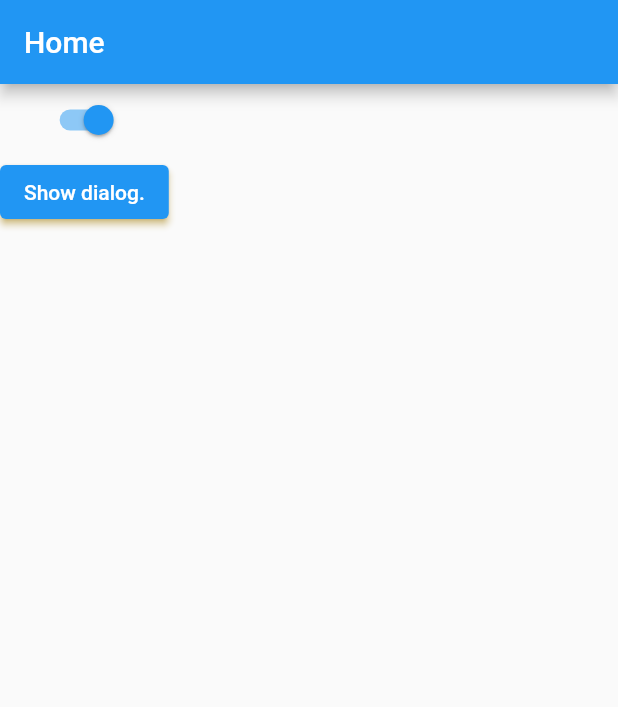
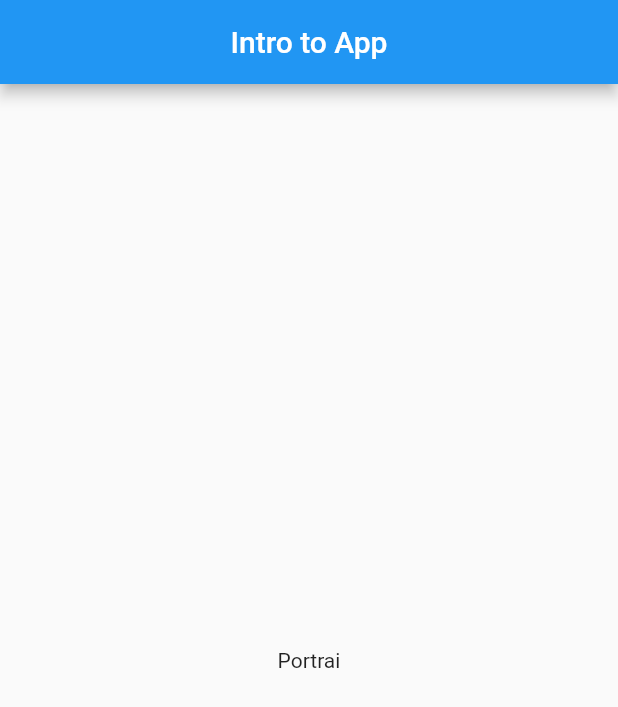
Before and after one commit to ShRudra88/flutter_ostad_live_cls, a Flutter app: the screen it shows after launch, on a phone screen of 412 x 824 dp. Shown: the top 707 px of the screen. Run offline on Flutter 3.47's test engine with Material 2 defaults, Android fonts, the phone set to English and light mode, and no system bars.

Commit message:
mediaquery & responsive design

```diff
--- /dev/null
+++ b/lib/home_screen.dart
@@ -0,0 +1,26 @@
+import 'package:flutter/material.dart';
+
+class HomeScreen extends StatelessWidget {
+  const HomeScreen({Key? key}) : super(key: key);
+
+  @override
+  Widget build(BuildContext context) {
+
+    Size size1 = MediaQuery.of(context).size;
+    //Size size1 = MediaQuery.sizeOf(context);
+    print(size1);
+    print(size1.width);
+    print(size1.height);
+    Orientation orientation = MediaQuery.of(context).orientation;
+
+    return Scaffold(
+      appBar : AppBar(
+        centerTitle: true,
+        title: Text('Intro to App'),
+      ),
+      body: Center(
+        child: Text(orientation == Orientation.portrait ? 'Portrai' : 'Landscape'),
+      ),
+    );
+  }
+}
--- a/lib/main.dart
+++ b/lib/main.dart
@@ -1,6 +1,8 @@
 import 'package:flutter/material.dart';
+import 'package:flutter_ostad_live_cls/home_screen.dart';
 
-void main() {
+void main()
+{
   runApp(MyApp());
 }
 
@@ -12,54 +14,6 @@ class MyApp extends StatelessWidget {
     return MaterialApp(
       debugShowCheckedModeBanner: false,
       home: HomeScreen(),
-      theme: ThemeData(
-        primaryColor: Colors.green,
-        elevatedButtonTheme: ElevatedButtonThemeData(
-          style: ElevatedButton.styleFrom(
-            shadowColor: Colors.amber,
-          )
-        ),
-      ),
     );
   }
 }
-
-class HomeScreen extends StatelessWidget {
-  const HomeScreen({Key? key}) : super(key: key);
-
-  @override
-  Widget build(BuildContext context) {
-    return Scaffold(
-      appBar: AppBar(
-        title : Text("Home"),
-      ),
-      body: Column(
-       children: [
-         Switch(value: true, onChanged: (bool value){}),
-         ElevatedButton(onPressed: (){
-           showDialog(
-               barrierColor: Colors.pinkAccent,
-               barrierDismissible: false,
-
-               context: context, builder: (context)
-               {
-
-                 return AlertDialog(
-                   title: Text('Alert'),
-                   content: Text( // subtitile/ body
-                     'You are in danger'
-                   ),
-                   actions: [
-                     TextButton(onPressed: (){
-                       Navigator.pop(context);
-                     }, child: Text('Cancel')),
-                     TextButton(onPressed: (){}, child: Text('Okay')),
-                   ],
-                 );
-               });
-         }, child: Text('Show dialog.'))
-       ],
-      ),
-    );
-  }
-}
```
